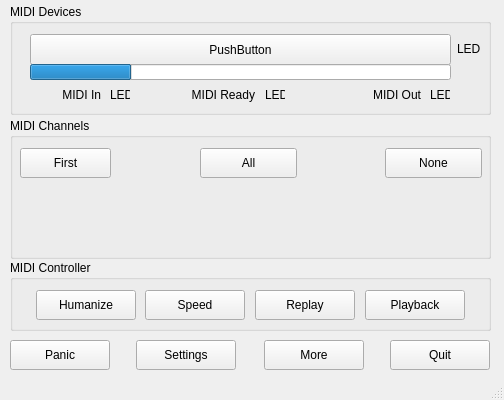
The window that src/mainwindow.ui (obook/I-like-Chopin) describes before a commit, drawn with Qt 5.
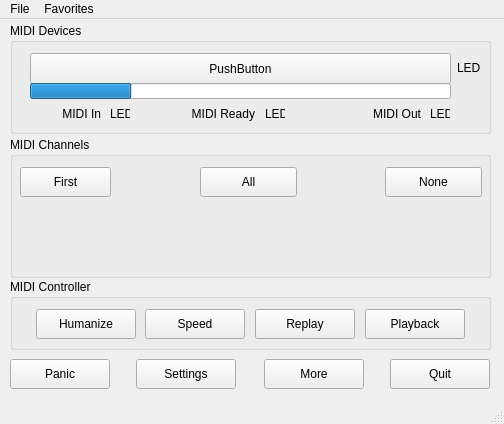
The same window after the commit.

Commit message: Add menu with favorites

What changed in the file:
```diff
--- a/src/mainwindow.ui
+++ b/src/mainwindow.ui
@@ -7,7 +7,7 @@
     <x>0</x>
     <y>0</y>
     <width>504</width>
-    <height>400</height>
+    <height>424</height>
    </rect>
   </property>
   <property name="acceptDrops">
@@ -368,6 +368,34 @@
    </widget>
   </widget>
   <widget class="QStatusBar" name="statusbar"/>
+  <widget class="QMenuBar" name="menuBar">
+   <property name="geometry">
+    <rect>
+     <x>0</x>
+     <y>0</y>
+     <width>504</width>
+     <height>22</height>
+    </rect>
+   </property>
+   <widget class="QMenu" name="mainMenu">
+    <property name="title">
+     <string>File</string>
+    </property>
+    <addaction name="actionQuit"/>
+   </widget>
+   <widget class="QMenu" name="menuFavorites">
+    <property name="title">
+     <string>Favorites</string>
+    </property>
+   </widget>
+   <addaction name="mainMenu"/>
+   <addaction name="menuFavorites"/>
+  </widget>
+  <action name="actionQuit">
+   <property name="text">
+    <string>Quit</string>
+   </property>
+  </action>
  </widget>
  <resources/>
  <connections/>
```
The commit also changes 6 other files.
